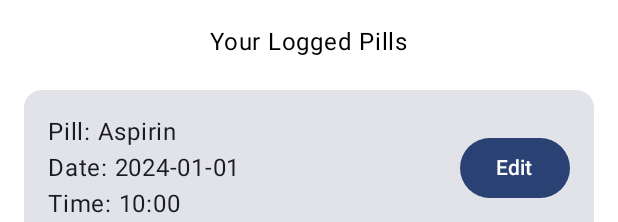
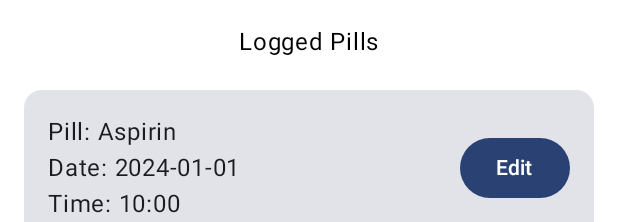
Before and after one commit to DomJab23/msd, an Android app built with Jetpack Compose: the @Preview function PillLoggingScreenPreview, on a phone screen of 412 x 824 dp. Shown: the top 222 px of the screen. Run offline under Robolectric (Android 15) with nearby library versions, the phone set to English and light mode, and no system bars.

```diff
--- a/app/src/main/java/com/example/msd/PillLoggingScreen.kt
+++ b/app/src/main/java/com/example/msd/PillLoggingScreen.kt
@@ -26,7 +26,7 @@ fun PillLoggingScreen(pills: List<Pill>, onEditPillClicked: (Long) -> Unit) {
             .padding(16.dp),
         horizontalAlignment = Alignment.CenterHorizontally
     ) {
-        Text("Your Logged Pills", modifier = Modifier.padding(bottom = 16.dp))
+        Text("Logged Pills", modifier = Modifier.padding(bottom = 16.dp))
         LazyColumn(modifier = Modifier.weight(1f)) {
             items(pills) { pill ->
                 Card(
--- a/app/src/main/java/com/example/msd/RemindersScreen.kt
+++ b/app/src/main/java/com/example/msd/RemindersScreen.kt
@@ -40,7 +40,7 @@ fun RemindersScreen(
             .padding(16.dp),
         horizontalAlignment = Alignment.CenterHorizontally
     ) {
-        Text("Your Reminders", modifier = Modifier.padding(bottom = 16.dp))
+        Text("Set up reminders", modifier = Modifier.padding(bottom = 16.dp))
         LazyColumn(modifier = Modifier.weight(1f)) {
             items(reminders) { reminder ->
                 Card(
```
Also changed, not shown: app/src/main/java/com/example/msd/LoginScreen.kt (+13 -3 lines).
